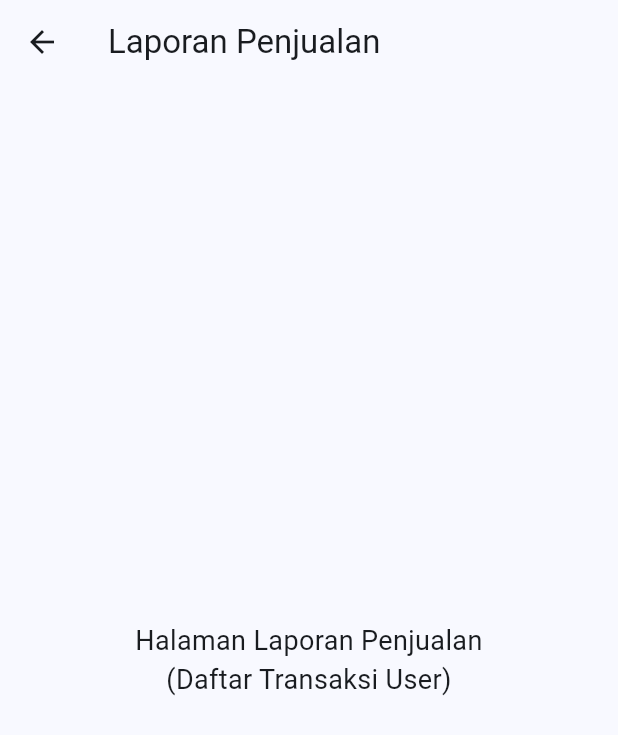
After one commit to Rimbhiatho/E-Commerce-OpenMart, a Flutter app: the AdminHome screen opened directly, after a tap on "Laporan Penjualan", on a phone screen of 412 x 824 dp. The commit adds this screen. Shown: the top 735 px of the screen. Run offline on Flutter 3.47's test engine with Material 3 defaults, Android fonts, the phone set to English and light mode, and no system bars; our stand-ins replace image_picker, shared_preferences, sqflite; accounts and stored records are empty.

Commit message:
feat: add admin homepage

```diff
--- /dev/null
+++ b/lib/Admin/homeadm.dart
@@ -0,0 +1,157 @@
+import 'package:flutter/material.dart';
+import 'package:openmart/Admin/pages/stok_barang.dart';
+import 'package:openmart/Admin/pages/laporan_penjualan.dart';
+import 'package:openmart/login_page.dart';
+import 'package:openmart/presentation/controllers/auth_provider.dart';
+import 'package:provider/provider.dart';
+
+class AdminHome extends StatelessWidget {
+  const AdminHome({super.key});
+
+  Future<void> _handleLogout(BuildContext context) async {
+    final authProvider = context.read<AuthProvider>();
+    await authProvider.logout();
+
+    if (context.mounted) {
+      Navigator.of(context).pushReplacement(
+        MaterialPageRoute(builder: (context) => const LoginPage()),
+      );
+    }
+  }
+
+  @override
+  Widget build(BuildContext context) {
+    return Scaffold(
+      appBar: AppBar(
+        title: const Text('Admin Dashboard'),
+        backgroundColor: Colors.blue,
+        foregroundColor: Colors.white,
+        actions: [
+          IconButton(
+            icon: const Icon(Icons.logout),
+            onPressed: () => _handleLogout(context),
+            tooltip: 'Logout',
+          ),
+        ],
+      ),
+      body: Padding(
+        padding: const EdgeInsets.all(16.0),
+        child: Column(
+          crossAxisAlignment: CrossAxisAlignment.stretch,
+          children: [
+            const Text(
+              'Selamat Datang, Admin',
+              style: TextStyle(
+                fontSize: 24,
+                fontWeight: FontWeight.bold,
+                color: Colors.blueGrey,
+              ),
+              textAlign: TextAlign.center,
+            ),
+            const SizedBox(height: 50),
+            Expanded(
+              child: ListView(
+                padding: const EdgeInsets.symmetric(horizontal: 20),
+                children: [
+                  _buildAdminCard(
+                    context,
+                    title: 'Kelola Stok Barang',
+                    icon: Icons.inventory_2,
+                    color: Colors.blue,
+                    onTap: () {
+                      Navigator.push(
+                        context,
+                        MaterialPageRoute(
+                            builder: (context) => const StokBarangPage()),
+                      );
+                    },
+                  ),
+                  const SizedBox(height: 20),
+                  _buildAdminCard(
+                    context,
+                    title: 'Laporan Penjualan',
+                    icon: Icons.assessment,
+                    color: Colors.green,
+                    onTap: () {
+                      Navigator.push(
+                        context,
+                        MaterialPageRoute(
+                            builder: (context) =>
+                                const LaporanPenjualanPage()),
+                      );
+                    },
+                  ),
+                ],
+              ),
+            ),
+            const SizedBox(height: 20),
+            Center(
+              child: Icon(
+                Icons.admin_panel_settings_rounded,
+                size: 150,
+                color: Colors.blue.shade200,
+              ),
+            ),
+            const SizedBox(height: 10),
+            Center(
+              child: Column(
+                mainAxisAlignment: MainAxisAlignment.center,
+                children: [
+                  Image.asset('assets/Logo and name.png', width: 150, height: 150),
+                  const SizedBox(height: 8),
+                  const Text(
+                    'OpenMart',
+                    style: TextStyle(
+                      fontSize: 20,
+                      fontWeight: FontWeight.bold,
+                      color: Colors.blueGrey,
+                    ),
+                  ),
+                  const SizedBox(height: 16),
+                ],
+              ),
+            ),
+          ],
+        ),
+      ),
+    );
+  }
+
+  Widget _buildAdminCard(
+    BuildContext context, {
+    required String title,
+    required IconData icon,
+    required Color color,
+    required VoidCallback onTap,
+  }) {
+    return GestureDetector(
+      onTap: onTap,
+      child: Card(
+        elevation: 4,
+        shape: RoundedRectangleBorder(borderRadius: BorderRadius.circular(12)),
+        child: Padding(
+          padding: const EdgeInsets.all(16.0),
+          child: Column(
+            mainAxisAlignment: MainAxisAlignment.center,
+            children: [
+              Icon(
+                icon,
+                size: 50,
+                color: color,
+              ),
+              const SizedBox(height: 16),
+              Text(
+                title,
+                style: const TextStyle(
+                  fontSize: 18,
+                  fontWeight: FontWeight.w600,
+                ),
+                textAlign: TextAlign.center,
+              ),
+            ],
+          ),
+        ),
+      ),
+    );
+  }
+}
--- /dev/null
+++ b/lib/Admin/pages/laporan_penjualan.dart
@@ -0,0 +1,21 @@
+import 'package:flutter/material.dart';
+
+class LaporanPenjualanPage extends StatelessWidget {
+  const LaporanPenjualanPage({super.key});
+
+  @override
+  Widget build(BuildContext context) {
+    return Scaffold(
+      appBar: AppBar(
+        title: const Text('Laporan Penjualan'),
+      ),
+      body: const Center(
+        child: Text(
+          'Halaman Laporan Penjualan\n(Daftar Transaksi User)',
+          textAlign: TextAlign.center,
+          style: TextStyle(fontSize: 18),
+        ),
+      ),
+    );
+  }
+}
--- /dev/null
+++ b/lib/Admin/pages/stok_barang.dart
@@ -0,0 +1,21 @@
+import 'package:flutter/material.dart';
+
+class StokBarangPage extends StatelessWidget {
+  const StokBarangPage({super.key});
+
+  @override
+  Widget build(BuildContext context) {
+    return Scaffold(
+      appBar: AppBar(
+        title: const Text('Kelola Stok Barang'),
+      ),
+      body: const Center(
+        child: Text(
+          'Halaman Pengaturan Stok Barang\n(Tambah, Ubah, Hapus)',
+          textAlign: TextAlign.center,
+          style: TextStyle(fontSize: 18),
+        ),
+      ),
+    );
+  }
+}
--- a/lib/login_page.dart
+++ b/lib/login_page.dart
@@ -1,5 +1,6 @@
 import 'package:flutter/material.dart';
 import 'package:provider/provider.dart';
+import 'package:openmart/Admin/homeadm.dart';
 import 'package:openmart/Customer/homecus.dart';
 import 'package:openmart/presentation/controllers/auth_provider.dart';
 import 'package:openmart/presentation/controllers/cart_provider.dart';
@@ -78,10 +79,17 @@ class _LoginPageState extends State<LoginPage> {
           );
         }
 
-        // Navigate to home on successful login
-        Navigator.of(context).pushReplacement(
-          MaterialPageRoute(builder: (context) => const CustomerHome()),
-        );
+        // Navigate to home based on role
+        final user = authProvider.user;
+        if (user != null && user.role == 'admin') {
+          Navigator.of(context).pushReplacement(
+            MaterialPageRoute(builder: (context) => const AdminHome()),
+          );
+        } else {
+          Navigator.of(context).pushReplacement(
+            MaterialPageRoute(builder: (context) => const CustomerHome()),
+          );
+        }
       } else {
         // Show error snackbar
         ScaffoldMessenger.of(context).showSnackBar(
```
Also changed, not shown: pubspec.lock, 1 other file.
